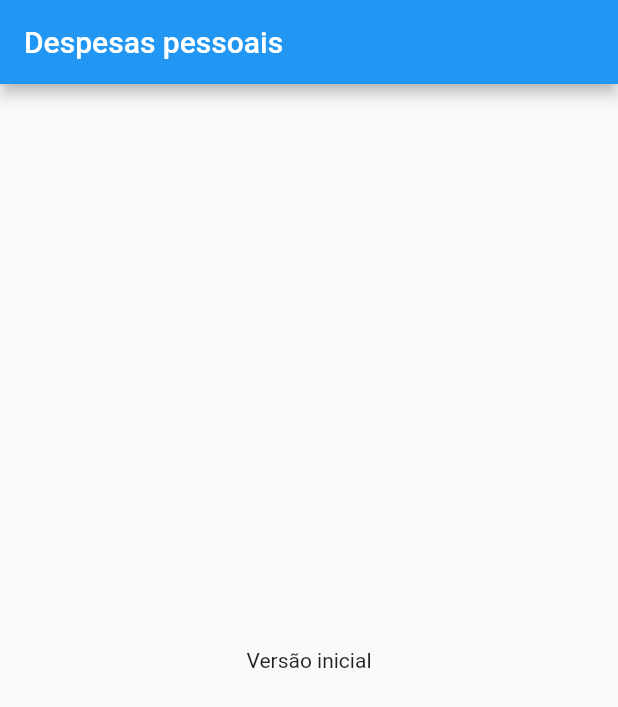
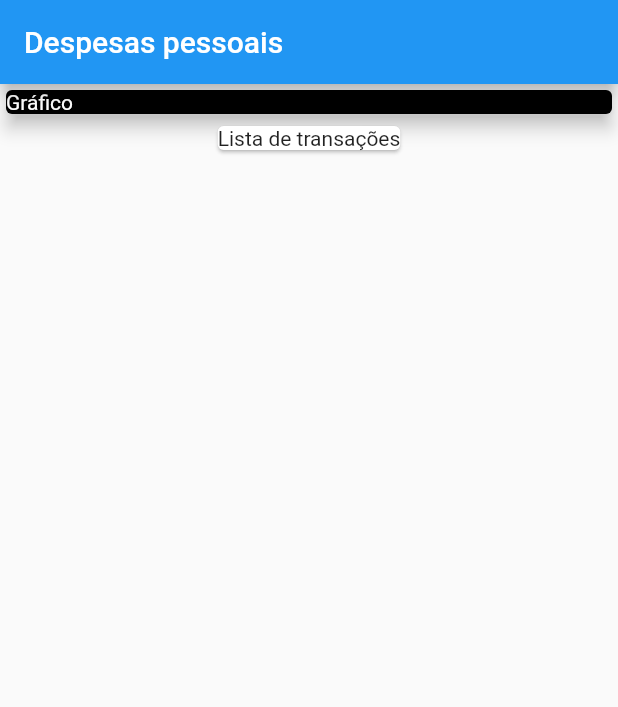
Before and after one commit to iru-Y/personal_expenses, a Flutter app: the screen it shows after launch, on a phone screen of 412 x 824 dp. Shown: the top 707 px of the screen. Run offline on Flutter 3.47's test engine with Material 2 defaults, Android fonts, the phone set to English and light mode, and no system bars.

Commit message:
Testando Widgets

```diff
--- a/lib/main.dart
+++ b/lib/main.dart
@@ -19,12 +19,25 @@ class MyHome extends StatelessWidget {
   @override
   Widget build(BuildContext context) {
     return Scaffold(
-      appBar: AppBar(
-        title: const Text("Despesas pessoais"),
-      ),
-      body: const Center(
-        child: Text("Versão inicial"),
-      ),
-    );
+        appBar: AppBar(
+          title: const Text("Despesas pessoais"),
+        ),
+        body: Column(children: const <Widget>[
+          SizedBox(
+            width: double.infinity,
+            child: Card(
+              color: Colors.black,
+              elevation: 5,
+              child: Text("Gráfico",
+               style: TextStyle(
+                color: Colors.white
+                )),
+            ),
+          ),
+          Card(
+            child: Text("Lista de transações"),
+          ),
+
+        ]));
   }
 }
```
